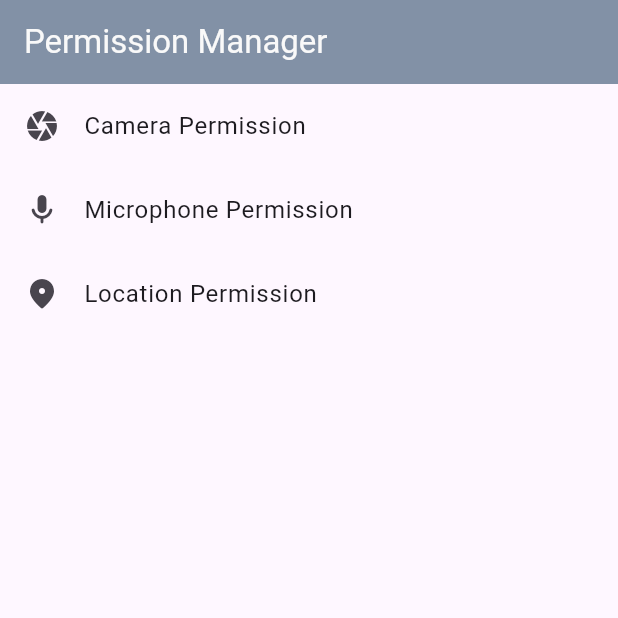
After one commit to ThrisRH/multiple-step-flutter, a Flutter app: the screen it shows after launch, on a phone screen of 412 x 824 dp, the top half of it. The commit adds this screen. Run offline on Flutter 3.47's test engine with Material 3 defaults, Android fonts, the phone set to English and light mode, and no system bars; our stand-ins replace dio, dotted_border, get, image_picker, permission_handler.

Commit message:
fixed export & load .json file, add Permission Test page, handle permission

```diff
--- a/lib/main.dart
+++ b/lib/main.dart
@@ -1,7 +1,7 @@
 import 'package:flutter/material.dart';
 import 'package:get/get.dart';
 import 'package:test/controller/ocr_controller.dart';
-import 'package:test/screens/auth/register.dart';
+import 'package:test/screens/permistion_manager.dart';
 
 void main() async {
   Get.put(OCRScannerController());
@@ -20,7 +20,7 @@ class MyApp extends StatelessWidget {
         title: 'Flutter Demo',
         theme: ThemeData(colorScheme: .fromSeed(seedColor: Colors.deepPurple)),
         debugShowCheckedModeBanner: false,
-        home: Register(),
+        home: PermissionScreen(),
       ),
     );
   }
--- a/lib/screens/auth/widgets/register/otp_step.dart
+++ b/lib/screens/auth/widgets/register/otp_step.dart
@@ -52,9 +52,9 @@ class OTPStep extends StatelessWidget {
             Row(
               mainAxisAlignment: MainAxisAlignment.center,
               children: [
-                const Text(
+                Text(
                   "Chưa nhận được OTP?",
-                  style: TextStyle(fontSize: 14, color: Colors.grey),
+                  style: TextStyle(fontSize: 14, color: AppColors.black),
                 ),
 
                 Obx(
@@ -79,7 +79,7 @@ class OTPStep extends StatelessWidget {
                         fontWeight: FontWeight.w600,
                         color: otpController.canResend.value
                             ? AppColors.darkBlue
-                            : AppColors.inactive,
+                            : AppColors.darkBlue,
                       ),
                     ),
                   ),
--- /dev/null
+++ b/lib/screens/permistion_manager.dart
@@ -0,0 +1,54 @@
+import 'package:flutter/material.dart';
+import 'package:permission_handler/permission_handler.dart';
+import 'package:test/core/theme/colors.dart';
+
+class PermissionScreen extends StatelessWidget {
+  const PermissionScreen({super.key});
+
+  @override
+  Widget build(BuildContext context) {
+    Future<void> requestPermission({required Permission permission}) async {
+      final status = await permission.status;
+      if (status.isGranted) {
+        debugPrint("Permission already granted");
+      } else if (status.isDenied) {
+        if (await permission.request().isGranted) {
+          debugPrint("Permission granted");
+        } else {
+          debugPrint("Permission denied");
+        }
+      } else {
+        debugPrint("Permission denied");
+      }
+    }
+
+    return Scaffold(
+      appBar: AppBar(
+        title: Text(
+          "Permission Manager",
+          style: TextStyle(color: AppColors.white),
+        ),
+        backgroundColor: AppColors.labelGrey,
+      ),
+      body: Column(
+        children: [
+          ListTile(
+            title: Text("Camera Permission"),
+            leading: Icon(Icons.camera),
+            onTap: () => requestPermission(permission: Permission.camera),
+          ),
+          ListTile(
+            title: Text("Microphone Permission"),
+            leading: Icon(Icons.mic_rounded),
+            onTap: () => requestPermission(permission: Permission.microphone),
+          ),
+          ListTile(
+            title: Text("Location Permission"),
+            leading: Icon(Icons.location_on_rounded),
+            onTap: () => requestPermission(permission: Permission.location),
+          ),
+        ],
+      ),
+    );
+  }
+}
--- a/pubspec.yaml
+++ b/pubspec.yaml
@@ -41,6 +41,7 @@ dependencies:
   pinput: ^6.0.1
   crypto: ^3.0.7
   path_provider: ^2.1.5
+  permission_handler: ^12.0.1
 
 dev_dependencies:
   flutter_test:
```
Also changed, not shown: lib/controller/otp_controller.dart (+6 -8 lines), lib/controller/register_controller.dart (+19 -25 lines), lib/screens/auth/widgets/register/citizen_card_step.dart (+8 -6 lines), lib/screens/auth/widgets/register/ocr_info_step.dart (+6 -6 lines), lib/screens/auth/widgets/register/success_step.dart (+8 -5 lines), pubspec.lock, 17 other files.
